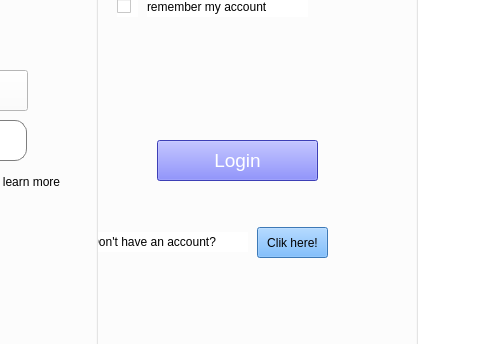
Old version of the form login.ui in the repository Pourya231/converso; both pictures show x 243 to 723 and y 480 to 824 of the 983 by 824 pixel window.
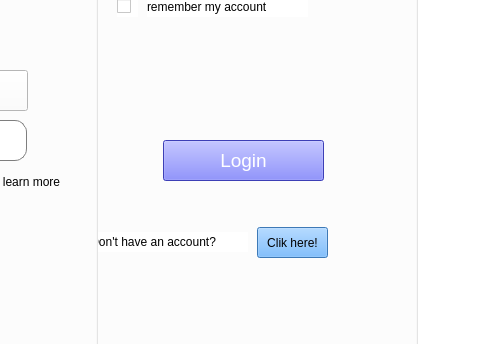
New version of the form. Icons and pictures are not drawn.

```diff
--- a/login.ui
+++ b/login.ui
@@ -712,7 +712,7 @@
     <widget class="QPushButton" name="pushButton_2">
      <property name="geometry">
       <rect>
-       <x>80</x>
+       <x>86</x>
        <y>630</y>
        <width>161</width>
        <height>41</height>
```
Left out of the diff: 4 changed lines with no effect on the pictures.
